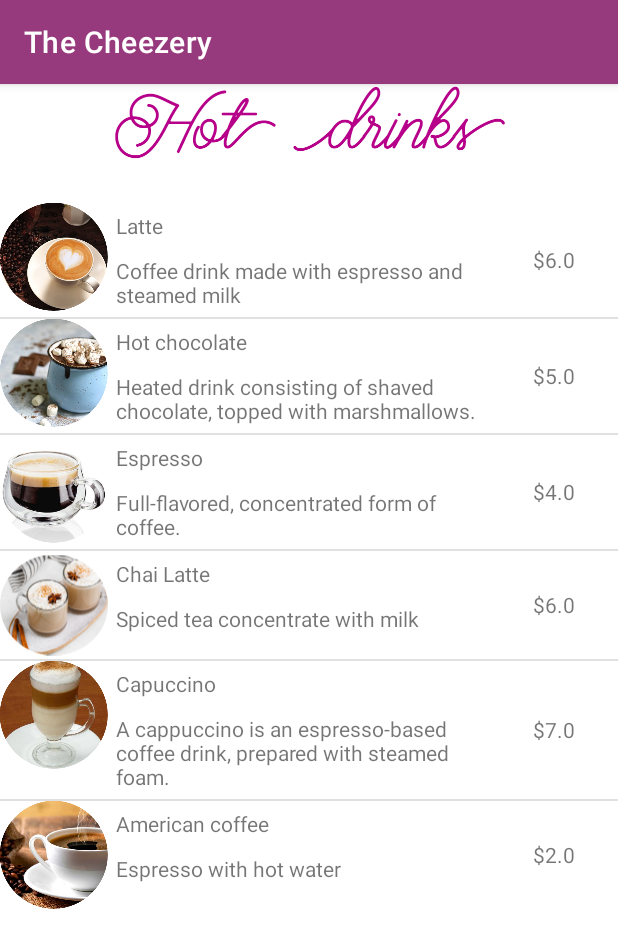
After one commit to JowsNunez/TheCheezary, an Android app: the HotdrinksActivity screen opened directly, with no data from a screen before it, on a phone screen of 412 x 824 dp. The commit adds this screen. Shown: the top 948 px of the screen. Run offline under Robolectric (Android 15) with nearby library versions, the phone set to English and light mode, and no system bars.

Commit message:
Added HotDrinks Activity

```diff
--- a/app/src/main/AndroidManifest.xml
+++ b/app/src/main/AndroidManifest.xml
@@ -11,6 +11,9 @@
         android:supportsRtl="true"
         android:theme="@style/Theme.TheCheezary"
         tools:targetApi="31">
+        <activity
+            android:name=".HotdrinksActivity"
+            android:exported="false" />
         <activity
             android:name=".ProductsActivity"
             android:exported="false" />
--- /dev/null
+++ b/app/src/main/java/jose/nunez/thecheezary/HotdrinksActivity.kt
@@ -0,0 +1,125 @@
+package jose.nunez.thecheezary
+
+import android.content.Context
+import androidx.appcompat.app.AppCompatActivity
+import android.os.Bundle
+import android.view.LayoutInflater
+import android.view.View
+import android.view.ViewGroup
+import android.widget.BaseAdapter
+import android.widget.ImageView
+import android.widget.ListView
+import android.widget.TextView
+
+class HotdrinksActivity : AppCompatActivity() {
+    var hotDrinks = ArrayList<Product>()
+
+    override fun onCreate(savedInstanceState: Bundle?) {
+        super.onCreate(savedInstanceState)
+        setContentView(R.layout.activity_hotdrinks)
+        agregaProductos()
+        var listView: ListView = findViewById(R.id.listView) as ListView
+        var adaptador: AdaptadorProductos = AdaptadorProductos(this, hotDrinks)
+
+        listView.adapter = adaptador
+
+    }
+
+    fun agregaProductos() {
+        hotDrinks.add(
+            Product(
+                "Latte",
+                R.drawable.latte,
+                "Coffee drink made with espresso and steamed milk",
+                6.0
+            )
+        )
+        hotDrinks.add(
+            Product(
+                "Hot chocolate",
+                R.drawable.hotchocolate,
+                "Heated drink consisting of shaved chocolate, topped with marshmallows.",
+                5.0
+            )
+        )
+        hotDrinks.add(
+            Product(
+                "Espresso",
+                R.drawable.espresso,
+                "Full-flavored, concentrated form of coffee.",
+                4.0
+            )
+        )
+        hotDrinks.add(
+            Product(
+                "Chai Latte",
+                R.drawable.chailatte,
+                "Spiced tea concentrate with milk",
+                6.0
+            )
+        )
+        hotDrinks.add(
+            Product(
+                "Capuccino",
+                R.drawable.capuccino,
+                "A cappuccino is an espresso-based coffee drink, prepared with steamed foam.",
+                7.0
+            )
+        )
+        hotDrinks.add(
+            Product(
+                "American coffee",
+                R.drawable.americano,
+                "Espresso with hot water",
+                2.0
+            )
+        )
+
+    }
+
+
+}
+
+private class AdaptadorProductos : BaseAdapter {
+    var productos = ArrayList<Product>();
+    var context: Context? = null
+
+    constructor(context: Context, productos: ArrayList<Product>) : super() {
+        this.context = context
+        this.productos = productos
+    }
+
+    override fun getCount(): Int {
+        return productos.size
+
+    }
+
+    override fun getItem(position: Int): Any {
+        return productos[position]
+    }
+
+    override fun getItemId(position: Int): Long {
+        return position.toLong()
+    }
+
+    override fun getView(position: Int, convertView: View?, parent: ViewGroup?): View {
+        var prod = productos[position]
+        var inflador = LayoutInflater.from(context)
+        var vista = inflador.inflate(R.layout.producto_view, null)
+        var image = vista.findViewById(R.id.producto_img) as ImageView
+        var nombre = vista.findViewById(R.id.producto_nombre) as TextView
+        var desc = vista.findViewById(R.id.producto_desc) as TextView
+        var precio = vista.findViewById(R.id.producto_precio) as TextView
+
+        image.setImageResource(prod.image)
+        nombre.setText(prod.name)
+        desc.setText(prod.description)
+        precio.setText("$${prod.price}")
+
+
+
+        return vista
+    }
+
+
+}
--- a/app/src/main/java/jose/nunez/thecheezary/MenuActivity.kt
+++ b/app/src/main/java/jose/nunez/thecheezary/MenuActivity.kt
@@ -11,13 +11,20 @@ class MenuActivity : AppCompatActivity() {
         setContentView(R.layout.activity_menu)
 
 
-        var btnColdDrinks: Button =findViewById(R.id.cold_drinks_button)
+        var btnColdDrinks: Button = findViewById(R.id.cold_drinks_button)
+        var btnHotDrinks: Button = findViewById(R.id.hot_button)
 
-        btnColdDrinks.setOnClickListener{
+        btnColdDrinks.setOnClickListener {
 
-            var intent: Intent = Intent(this,ProductsActivity::class.java)
+            var intent: Intent = Intent(this, ProductsActivity::class.java)
             startActivity(intent)
 
+
+        }
+        btnHotDrinks.setOnClickListener {
+
+            var intent: Intent = Intent(this, HotdrinksActivity::class.java)
+            startActivity(intent)
 
         }
 
--- /dev/null
+++ b/app/src/main/res/layout/activity_hotdrinks.xml
@@ -0,0 +1,19 @@
+<?xml version="1.0" encoding="utf-8"?>
+<LinearLayout xmlns:android="http://schemas.android.com/apk/res/android"
+    xmlns:app="http://schemas.android.com/apk/res-auto"
+    xmlns:tools="http://schemas.android.com/tools"
+    android:orientation="vertical"    android:layout_width="match_parent"
+    android:layout_height="match_parent"
+    tools:context=".HotdrinksActivity">
+    <ImageView
+        android:layout_width="match_parent"
+        android:layout_height="wrap_content"
+        android:src="@drawable/hot_drinks"/>
+
+
+    <ListView
+        android:id="@+id/listView"
+        android:layout_width="match_parent"
+        android:layout_height="wrap_content" />
+
+</LinearLayout>
```
